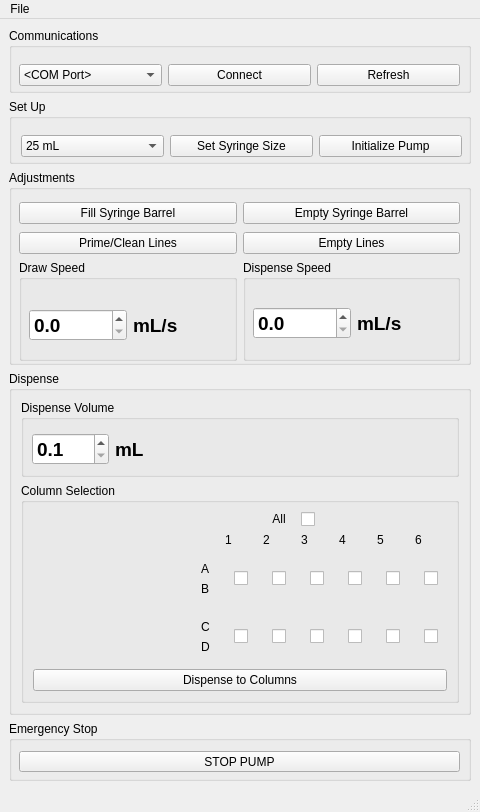
The window that Wash_GUI/mainwindow.ui (Wyss/automated-chromatography) describes before a commit, drawn with Qt 5.
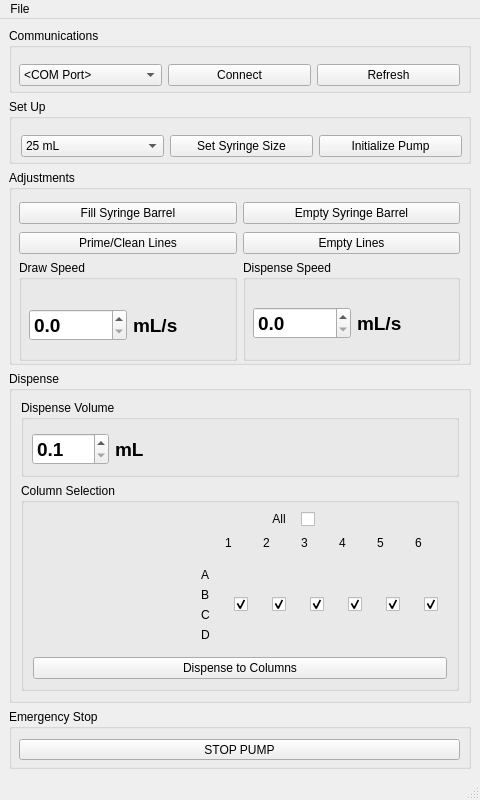
The same window after the commit. Icons and pictures are not drawn.

Commit message:
Dispense() works but only for treating both pumps identically
The pumps operate so that each wellplate column (1, 2, 3, ...) can be set. Meaning, selecting Column 1 will dispense to all four rows A B C & D in Column 1.
#35

What changed in the file:
```diff
--- a/Wash_GUI/mainwindow.ui
+++ b/Wash_GUI/mainwindow.ui
@@ -487,6 +487,25 @@
            <layout class="QVBoxLayout" name="verticalLayout_4">
             <item>
              <layout class="QGridLayout" name="gridLayout">
+              <item row="0" column="5">
+               <widget class="QCheckBox" name="allCheckBox">
+                <property name="enabled">
+                 <bool>true</bool>
+                </property>
+                <property name="font">
+                 <font>
+                  <pointsize>12</pointsize>
+                  <bold>false</bold>
+                 </font>
+                </property>
+                <property name="styleSheet">
+                 <string notr="true"/>
+                </property>
+                <property name="text">
+                 <string/>
+                </property>
+               </widget>
+              </item>
               <item row="1" column="8">
                <widget class="QLabel" name="col6_label">
                 <property name="maximumSize">
@@ -500,8 +519,42 @@
                 </property>
                </widget>
               </item>
-              <item row="1" column="3">
-               <widget class="QLabel" name="col1_label">
+              <item row="2" column="8">
+               <widget class="QFrame" name="col6vFrame">
+                <layout class="QVBoxLayout" name="verticalLayout_13">
+                 <item>
+                  <widget class="QCheckBox" name="col6CheckBox">
+                   <property name="minimumSize">
+                    <size>
+                     <width>0</width>
+                     <height>0</height>
+                    </size>
+                   </property>
+                   <property name="font">
+                    <font>
+                     <pointsize>12</pointsize>
+                     <bold>false</bold>
+                    </font>
+                   </property>
+                   <property name="statusTip">
+                    <string>A6B6</string>
+                   </property>
+                   <property name="styleSheet">
+                    <string notr="true"/>
+                   </property>
+                   <property name="text">
+                    <string/>
+                   </property>
+                   <property name="checked">
+                    <bool>true</bool>
+                   </property>
+                  </widget>
+                 </item>
+                </layout>
+               </widget>
+              </item>
+              <item row="1" column="5">
+               <widget class="QLabel" name="col3_label">
                 <property name="maximumSize">
                  <size>
                   <width>16777215</width>
@@ -509,7 +562,7 @@
                  </size>
                 </property>
                 <property name="text">
-                 <string>1</string>
+                 <string>3</string>
                 </property>
                </widget>
               </item>
@@ -526,6 +579,87 @@
                 </property>
                </widget>
               </item>
+              <item row="1" column="3">
+               <widget class="QLabel" name="col1_label">
+                <property name="maximumSize">
+                 <size>
+                  <width>16777215</width>
+                  <height>30</height>
+                 </size>
+                </property>
+                <property name="text">
+                 <string>1</string>
+                </property>
+               </widget>
+              </item>
+              <item row="2" column="4">
+               <widget class="QFrame" name="col2vFrame">
+                <layout class="QVBoxLayout" name="verticalLayout_9">
+                 <item>
+                  <widget class="QCheckBox" name="col2CheckBox">
+                   <property name="minimumSize">
+                    <size>
+                     <width>0</width>
+                     <height>0</height>
+                    </size>
+                   </property>
+                   <property name="font">
+                    <font>
+                     <pointsize>12</pointsize>
+                     <bold>false</bold>
+                    </font>
+                   </property>
+                   <property name="statusTip">
+                    <string>A2B2</string>
+                   </property>
+                   <property name="styleSheet">
+                    <string notr="true"/>
+                   </property>
+                   <property name="text">
+                    <string/>
+                   </property>
+                   <property name="checked">
+                    <bool>true</bool>
+                   </property>
+                  </widget>
+                 </item>
+                </layout>
+               </widget>
+              </item>
+              <item row="2" column="6">
+               <widget class="QFrame" name="col4vFrame">
+                <layout class="QVBoxLayout" name="verticalLayout_11">
+                 <item>
+                  <widget class="QCheckBox" name="col4CheckBox">
+                   <property name="minimumSize">
+                    <size>
+                     <width>0</width>
+                     <height>0</height>
+                    </size>
+                   </property>
+                   <property name="font">
+                    <font>
+                     <pointsize>12</pointsize>
+                     <bold>false</bold>
+                    </font>
+                   </property>
+                   <property name="statusTip">
+                    <string>A4B4</string>
+                   </property>
+                   <property name="styleSheet">
+                    <string notr="true"/>
+                   </property>
+                   <property name="text">
+                    <string/>
+                   </property>
+                   <property name="checked">
+                    <bool>true</bool>
+                   </property>
+                  </widget>
+                 </item>
+                </layout>
+               </widget>
+              </item>
               <item row="1" column="4">
                <widget class="QLabel" name="col2_label">
                 <property name="maximumSize">
@@ -539,6 +673,19 @@
                 </property>
                </widget>
               </item>
+              <item row="0" column="4">
+               <widget class="QLabel" name="label">
+                <property name="maximumSize">
+                 <size>
+                  <width>16777215</width>
+                  <height>30</height>
+                 </size>
+                </property>
+                <property name="text">
+                 <string>&lt;html&gt;&lt;head/&gt;&lt;body&gt;&lt;p align=&quot;center&quot;&gt;All&lt;/p&gt;&lt;/body&gt;&lt;/html&gt;</string>
+                </property>
+               </widget>
+              </item>
               <item row="2" column="1">
                <spacer name="horizontalSpacer">
                 <property name="orientation">
@@ -552,69 +699,11 @@
                 </property>
                </spacer>
               </item>
-              <item row="1" column="7">
-               <widget class="QLabel" name="col5_label">
-                <property name="maximumSize">
-                 <size>
-                  <width>16777215</width>
-                  <height>30</height>
-                 </size>
-                </property>
-                <property name="text">
-                 <string>5</string>
-                </property>
-               </widget>
-              </item>
-              <item row="0" column="4">
-               <widget class="QLabel" name="label">
-                <property name="maximumSize">
-                 <size>
-                  <width>16777215</width>
-                  <height>30</height>
-                 </size>
-                </property>
-                <property name="text">
-                 <string>&lt;html&gt;&lt;head/&gt;&lt;body&gt;&lt;p align=&quot;center&quot;&gt;All&lt;/p&gt;&lt;/body&gt;&lt;/html&gt;</string>
-                </property>
-               </widget>
-              </item>
-              <item row="1" column="5">
-               <widget class="QLabel" name="col3_label">
-                <property name="maximumSize">
-                 <size>
-                  <width>16777215</width>
-                  <height>30</height>
-                 </size>
-                </property>
-                <property name="text">
-                 <string>3</string>
-                </property>
-               </widget>
-              </item>
-              <item row="0" column="5">
-               <widget class="QCheckBox" name="allCheckBox">
-                <property name="enabled">
-                 <bool>true</bool>
-                </property>
-                <property name="font">
-                 <font>
-                  <pointsize>12</pointsize>
-                  <bold>false</bold>
-                 </font>
-                </property>
-                <property name="styleSheet">
-                 <string notr="true"/>
-                </property>
-                <property name="text">
-                 <string/>
-                </property>
-               </widget>
-              </item>
               <item row="2" column="3">
-               <widget class="QFrame" name="A1B1vFrame">
+               <widget class="QFrame" name="col1vFrame">
                 <layout class="QVBoxLayout" name="verticalLayout_2">
                  <item>
-                  <widget class="QCheckBox" name="A1B1CheckBox">
+                  <widget class="QCheckBox" name="col1CheckBox">
                    <property name="font">
                     <font>
                      <pointsize>12</pointsize>
@@ -630,6 +719,9 @@
                    <property name="text">
                     <string/>
                    </property>
+                   <property name="checked">
+                    <bool>true</bool>
+                   </property>
                   </widget>
                  </item>
                 </layout>
@@ -652,167 +744,6 @@
                    </property>
                   </widget>
                  </item>
-                </layout>
-               </widget>
-              </item>
-              <item row="2" column="4">
-               <widget class="QFrame" name="A2B2vFrame">
-                <layout class="QVBoxLayout" name="verticalLayout_9">
-                 <item>
-                  <widget class="QCheckBox" name="A2B2CheckBox">
-                   <property name="minimumSize">
-                    <size>
-                     <width>0</width>
-                     <height>0</height>
-                    </size>
-                   </property>
-                   <property name="font">
-                    <font>
-                     <pointsize>12</pointsize>
-                     <bold>false</bold>
-                    </font>
-                   </property>
-                   <property name="statusTip">
-                    <string>A2B2</string>
-                   </property>
-                   <property name="styleSheet">
-                    <string notr="true"/>
-                   </property>
-                   <property name="text">
-                    <string/>
-                   </property>
-                  </widget>
-                 </item>
-                </layout>
-               </widget>
-              </item>
-              <item row="2" column="5">
-               <widget class="QFrame" name="A3B3vFrame">
-                <layout class="QVBoxLayout" name="verticalLayout_10">
-                 <item>
-                  <widget class="QCheckBox" name="A3B3CheckBox">
-                   <property name="minimumSize">
-                    <size>
-                     <width>0</width>
-                     <height>0</height>
-                    </size>
-                   </property>
-                   <property name="font">
-                    <font>
-                     <pointsize>12</pointsize>
-                     <bold>false</bold>
-                    </font>
-                   </property>
-                   <property name="statusTip">
-                    <string>A3B3</string>
-                   </property>
-                   <property name="styleSheet">
-                    <string notr="true"/>
-                   </property>
-                   <property name="text">
-                    <string/>
-                   </property>
-                  </widget>
-                 </item>
-                </layout>
-               </widget>
-              </item>
-              <item row="2" column="6">
-               <widget class="QFrame" name="A4B4vFrame">
-                <layout class="QVBoxLayout" name="verticalLayout_11">
-                 <item>
-                  <widget class="QCheckBox" name="A4B4CheckBox">
-                   <property name="minimumSize">
-                    <size>
-                     <width>0</width>
-                     <height>0</height>
-                    </size>
-                   </property>
-                   <property name="font">
-                    <font>
-                     <pointsize>12</pointsize>
-                     <bold>false</bold>
-                    </font>
-                   </property>
-                   <property name="statusTip">
-                    <string>A4B4</string>
-                   </property>
-                   <property name="styleSheet">
-                    <string notr="true"/>
-                   </property>
-                   <property name="text">
-                    <string/>
-                   </property>
-                  </widget>
-                 </item>
-                </layout>
-               </widget>
-              </item>
-              <item row="2" column="7">
-               <widget class="QFrame" name="A5B5vFrame">
-                <layout class="QVBoxLayout" name="verticalLayout_12">
-                 <item>
-                  <widget class="QCheckBox" name="A5B5CheckBox">
-                   <property name="minimumSize">
-                    <size>
-                     <width>0</width>
-                     <height>0</height>
-                    </size>
-                   </property>
-                   <property name="font">
-                    <font>
-                     <pointsize>12</pointsize>
-                     <bold>false</bold>
-                    </font>
-                   </property>
-                   <property name="statusTip">
-                    <string>A5B5</string>
-                   </property>
-                   <property name="styleSheet">
-                    <string notr="true"/>
-                   </property>
-                   <property name="text">
-                    <string/>
-                   </property>
-                  </widget>
-                 </item>
-                </layout>
-               </widget>
-              </item>
-              <item row="2" column="8">
-               <widget class="QFrame" name="A6B6vFrame">
-                <layout class="QVBoxLayout" name="verticalLayout_13">
-                 <item>
-                  <widget class="QCheckBox" name="A6B6CheckBox">
-                   <property name="minimumSize">
-                    <size>
-                     <width>0</width>
-                     <height>0</height>
-                    </size>
-                   </property>
-                   <property name="font">
-                    <font>
-                     <pointsize>12</pointsize>
-                     <bold>false</bold>
-                    </font>
-                   </property>
-                   <property name="statusTip">
-                    <string>A6B6</string>
-                   </property>
-                   <property name="styleSheet">
-                    <string notr="true"/>
-                   </property>
-                   <property name="text">
-                    <string/>
-                   </property>
-                  </widget>
-                 </item>
-                </layout>
-               </widget>
-              </item>
-              <item row="3" column="2">
-               <widget class="QFrame" name="CDvFrame">
-                <layout class="QVBoxLayout" name="verticalLayout_8">
                  <item>
                   <widget class="QLabel" name="label_4">
                    <property name="text">
@@ -830,11 +761,11 @@
                 </layout>
                </widget>
               </item>
-              <item row="3" column="3">
-               <widget class="QFrame" name="C1D1vFrame">
-                <layout class="QVBoxLayout" name="verticalLayout_14">
+              <item row="2" column="7">
+               <widget class="QFrame" name="col5vFrame">
+                <layout class="QVBoxLayout" name="verticalLayout_12">
                  <item>
-                  <widget class="QCheckBox" name="C1D1CheckBox">
+                  <widget class="QCheckBox" name="col5CheckBox">
                    <property name="minimumSize">
                     <size>
                      <width>0</width>
@@ -848,7 +779,7 @@
                     </font>
                    </property>
                    <property name="statusTip">
-                    <string>C1D1</string>
+                    <string>A5B5</string>
                    </property>
                    <property name="styleSheet">
                     <string notr="true"/>
@@ -856,47 +787,19 @@
                    <property name="text">
                     <string/>
                    </property>
-                  </widget>
-                 </item>
-                </layout>
-               </widget>
-              </item>
-              <item row="3" column="4">
-               <widget class="QFrame" name="C2D2vFrame">
-                <layout class="QVBoxLayout" name="verticalLayout_15">
-                 <item>
-                  <widget class="QCheckBox" name="C2D2CheckBox">
-                   <property name="minimumSize">
-                    <size>
-                     <width>0</width>
-                     <height>0</height>
-                    </size>
+                   <property name="checked">
+                    <bool>true</bool>
                    </property>
-                   <property name="font">
-                    <font>
-                     <pointsize>12</pointsize>
-                     <bold>false</bold>
-                    </font>
-                   </property>
-                   <property name="statusTip">
-                    <string>C2D2</string>
-                   </property>
-                   <property name="styleSheet">
-                    <string notr="true"/>
-                   </property>
-                   <property name="text">
-                    <string/>
-                   </property>
                   </widget>
                  </item>
                 </layout>
                </widget>
               </item>
-              <item row="3" column="5">
-               <widget class="QFrame" name="C3D3vFrame">
-                <layout class="QVBoxLayout" name="verticalLayout_16">
+              <item row="2" column="5">
+               <widget class="QFrame" name="col3vFrame">
+                <layout class="QVBoxLayout" name="verticalLayout_10">
                  <item>
-                  <widget class="QCheckBox" name="C3D3CheckBox">
+                  <widget class="QCheckBox" name="col3CheckBox">
                    <property name="minimumSize">
                     <size>
                      <width>0</width>
@@ -910,7 +813,7 @@
                     </font>
                    </property>
                    <property name="statusTip">
-                    <string>C3D3</string>
+                    <string>A3B3</string>
                    </property>
                    <property name="styleSheet">
                     <string notr="true"/>
@@ -918,102 +821,25 @@
                    <property name="text">
                     <string/>
                    </property>
-                  </widget>
-                 </item>
-                </layout>
-               </widget>
-              </item>
-              <item row="3" column="6">
-               <widget class="QFrame" name="C4D4vFrame">
-                <layout class="QVBoxLayout" name="verticalLayout_17">
-                 <item>
-                  <widget class="QCheckBox" name="C4D4CheckBox">
-                   <property name="minimumSize">
-                    <size>
-                     <width>0</width>
-                     <height>0</height>
-                    </size>
+                   <property name="checked">
+                    <bool>true</bool>
                    </property>
-                   <property name="font">
-                    <font>
-                     <pointsize>12</pointsize>
-                     <bold>false</bold>
-                    </font>
-                   </property>
-                   <property name="statusTip">
-                    <string>C4D4</string>
-                   </property>
-                   <property name="styleSheet">
-                    <string notr="true"/>
-                   </property>
-                   <property name="text">
-                    <string/>
-                   </property>
                   </widget>
                  </item>
                 </layout>
                </widget>
               </item>
-              <item row="3" column="7">
-               <widget class="QFrame" name="C5D5vFrame">
-                <layout class="QVBoxLayout" name="verticalLayout_18">
-                 <item>
-                  <widget class="QCheckBox" name="C5D5CheckBox">
-                   <property name="minimumSize">
-                    <size>
-                     <width>0</width>
-                     <height>0</height>
-                    </size>
-                   </property>
-                   <property name="font">
-                    <font>
-                     <pointsize>12</pointsize>
-                     <bold>false</bold>
-                    </font>
-                   </property>
-                   <property name="statusTip">
-                    <string>C5D5</string>
-                   </property>
-                   <property name="styleSheet">
-                    <string notr="true"/>
-                   </property>
-                   <property name="text">
-                    <string/>
-                   </property>
-                  </widget>
-                 </item>
-                </layout>
-               </widget>
-              </item>
-              <item row="3" column="8">
-               <widget class="QFrame" name="C6D6vFrame">
-                <layout class="QVBoxLayout" name="verticalLayout_19">
-                 <item>
-                  <widget class="QCheckBox" name="C6D6CheckBox">
-                   <property name="minimumSize">
-                    <size>
-                     <width>0</width>
-                     <height>0</height>
-                    </size>
-                   </property>
-                   <property name="font">
-                    <font>
-                     <pointsize>12</pointsize>
-                     <bold>false</bold>
-                    </font>
-                   </property>
-                   <property name="statusTip">
-                    <string>C6D6</string>
-                   </property>
-                   <property name="styleSheet">
-                    <string notr="true"/>
-                   </property>
-                   <property name="text">
-                    <string/>
-                   </property>
-                  </widget>
-                 </item>
-                </layout>
+              <item row="1" column="7">
+               <widget class="QLabel" name="col5_label">
+                <property name="maximumSize">
+                 <size>
+                  <width>16777215</width>
+                  <height>30</height>
+                 </size>
+                </property>
+                <property name="text">
+                 <string>5</string>
+                </property>
                </widget>
               </item>
              </layout>
```
Left out of the diff: 7 changed lines with no effect on the pictures. The commit also changes 2 other files.
